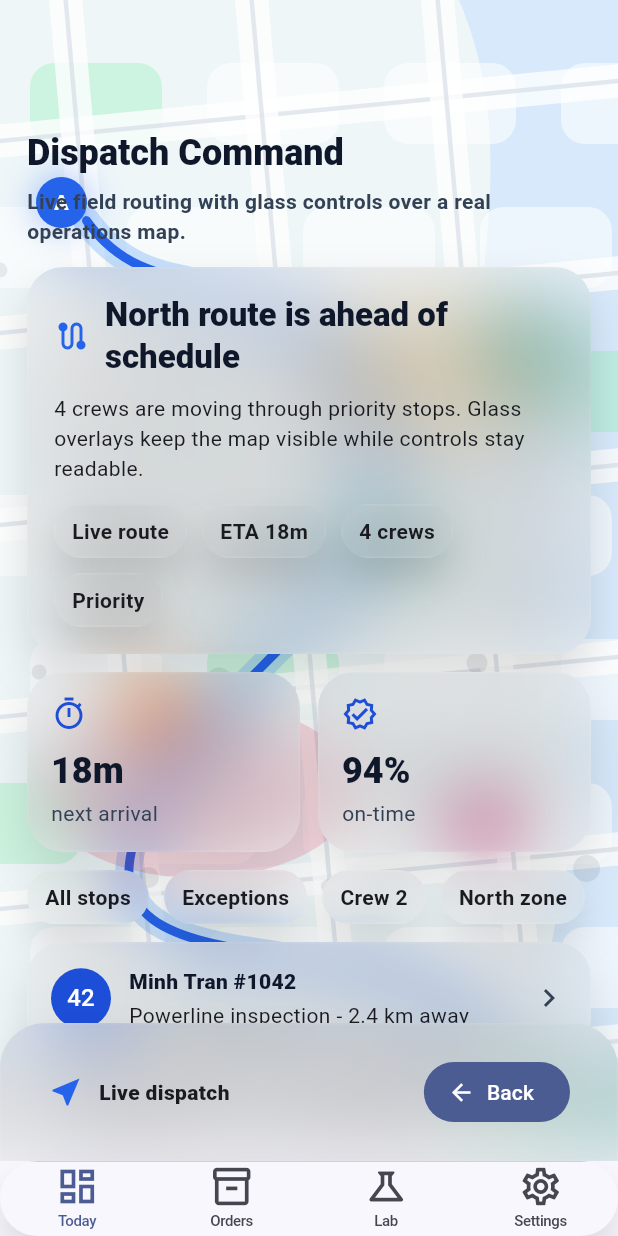
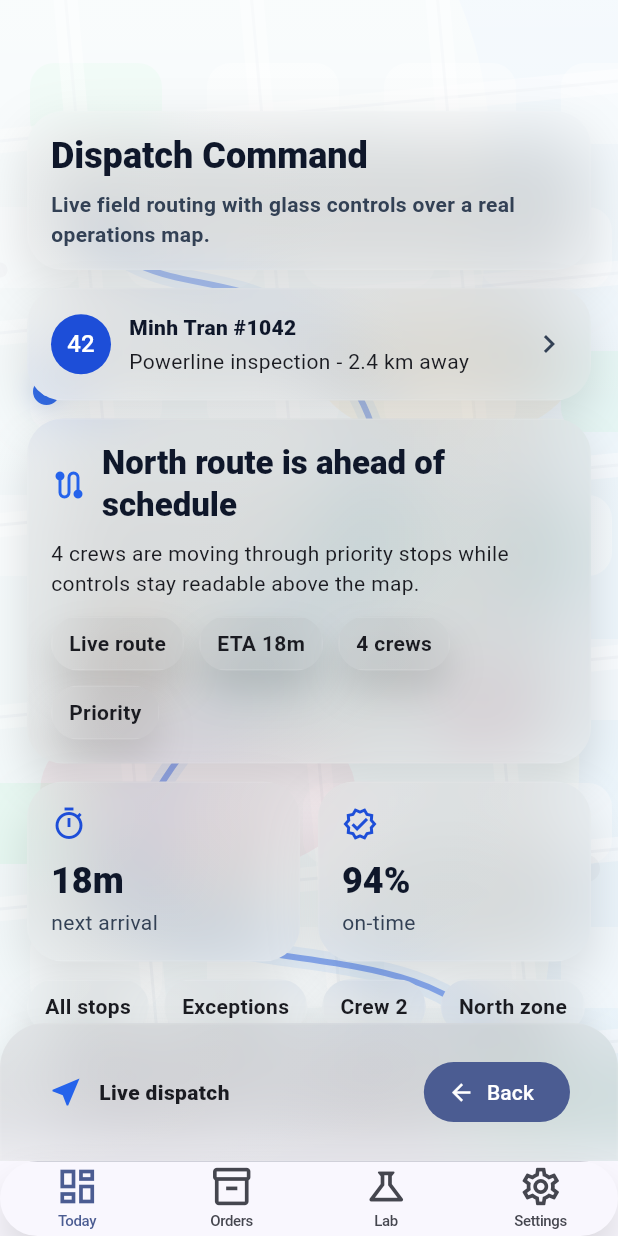
Before and after one commit to Nghi-NV/lm-flutter-router, a Flutter app: the LabGlassViewScreen widget shown alone on an empty page, opened directly, on a phone screen of 412 x 824 dp. Run offline on Flutter 3.47's test engine with Material 3 defaults, Android fonts, the phone set to English and light mode, and no system bars; missing offline and left inert: dart:js_interop.

Commit message:
🎨 style(example): improve dispatch glass readability

```diff
--- a/example/lib/src/navigation_lab.dart
+++ b/example/lib/src/navigation_lab.dart
@@ -608,17 +608,17 @@ final class LabGlassViewScreen extends StatelessWidget {
         const Positioned.fill(child: _DispatchMapScene()),
         Positioned.fill(
           child: ListView(
-            padding: EdgeInsets.fromLTRB(18, 86, 18, 166 + bottomInset),
+            padding: EdgeInsets.fromLTRB(18, 74, 18, 142 + bottomInset),
             children: [
               const _DispatchHero(),
-              const SizedBox(height: 14),
+              const SizedBox(height: 12),
+              const _DispatchRouteCard(),
+              const SizedBox(height: 12),
               const _DispatchStatusPanel(),
               const SizedBox(height: 12),
               const _DispatchMetricGrid(),
               const SizedBox(height: 12),
               const _DispatchFilterBar(),
-              const SizedBox(height: 12),
-              const _DispatchRouteCard(),
               const SizedBox(height: 12),
               _GlassModalButtons(),
             ],
@@ -691,38 +691,50 @@ final class _DispatchMapScene extends StatelessWidget {
       child: Stack(
         children: [
           Positioned.fill(child: CustomPaint(painter: _DispatchMapPainter())),
+          Positioned.fill(
+            child: DecoratedBox(
+              decoration: BoxDecoration(
+                gradient: LinearGradient(
+                  begin: Alignment.topCenter,
+                  end: Alignment.bottomCenter,
+                  colors: [
+                    Colors.white.withValues(alpha: 0.64),
+                    Colors.white.withValues(alpha: 0.38),
+                    Colors.white.withValues(alpha: 0.24),
+                  ],
+                  stops: const [0, 0.42, 1],
+                ),
+              ),
+            ),
+          ),
           Positioned(
-            left: 24,
-            top: 118,
+            left: 22,
+            top: 252,
             child: _MapMarker(
-              label: 'A',
               color: const Color(0xff2563eb),
               offset: const Offset(0, 0),
             ),
           ),
           Positioned(
-            right: 42,
-            top: 214,
+            right: 36,
+            top: 356,
             child: _MapMarker(
-              label: 'B',
               color: const Color(0xff059669),
               offset: const Offset(0, 0),
             ),
           ),
           Positioned(
-            left: 86,
-            bottom: 284,
+            left: 78,
+            bottom: 330,
             child: _MapMarker(
-              label: 'C',
               color: const Color(0xfff97316),
               offset: const Offset(0, 0),
             ),
           ),
           Positioned(
-            right: 72,
-            bottom: 206,
+            right: 78,
+            bottom: 288,
             child: _MapMarker(
-              label: 'D',
               color: const Color(0xffdb2777),
               offset: const Offset(0, 0),
             ),
@@ -738,7 +750,16 @@ final class _DispatchHero extends StatelessWidget {
 
   @override
   Widget build(BuildContext context) {
-    return Column(
+    return LmGlassSurface(
+      variant: LmGlassSurfaceVariant.popover,
+      theme: const LmGlassThemeData.liquid(
+        intensity: LmGlassIntensity.subtle,
+        tintOpacity: 0.28,
+        borderOpacity: 0.06,
+      ),
+      child: Padding(
+        padding: const EdgeInsets.fromLTRB(16, 14, 16, 14),
+        child: Column(
           crossAxisAlignment: CrossAxisAlignment.start,
           children: [
             Text(
@@ -753,10 +774,12 @@ final class _DispatchHero extends StatelessWidget {
               'Live field routing with glass controls over a real operations map.',
               style: Theme.of(context).textTheme.bodyMedium?.copyWith(
                 color: const Color(0xff334155),
-            fontWeight: FontWeight.w600,
-          ),
-        ),
-      ],
+                fontWeight: FontWeight.w700,
+              ),
+            ),
+          ],
+        ),
+      ),
     );
   }
 }
@@ -770,11 +793,11 @@ final class _DispatchStatusPanel extends StatelessWidget {
       variant: LmGlassSurfaceVariant.panel,
       theme: const LmGlassThemeData.liquid(
         intensity: LmGlassIntensity.prominent,
-        tintOpacity: 0.22,
+        tintOpacity: 0.34,
         borderOpacity: 0.08,
       ),
       child: Padding(
-        padding: const EdgeInsets.all(18),
+        padding: const EdgeInsets.all(16),
         child: Column(
           crossAxisAlignment: CrossAxisAlignment.start,
           children: [
@@ -793,12 +816,11 @@ final class _DispatchStatusPanel extends StatelessWidget {
                 ),
               ],
             ),
-            const SizedBox(height: 10),
+            const SizedBox(height: 8),
             const Text(
-              '4 crews are moving through priority stops. Glass overlays keep '
-              'the map visible while controls stay readable.',
-            ),
-            const SizedBox(height: 14),
+              '4 crews are moving through priority stops while controls stay readable above the map.',
+            ),
+            const SizedBox(height: 12),
             const Wrap(
               spacing: 10,
               runSpacing: 10,
@@ -860,7 +882,7 @@ final class _DispatchMetricCard extends StatelessWidget {
       variant: LmGlassSurfaceVariant.popover,
       theme: const LmGlassThemeData.liquid(
         intensity: LmGlassIntensity.regular,
-        tintOpacity: 0.18,
+        tintOpacity: 0.30,
         borderOpacity: 0.08,
       ),
       child: Padding(
@@ -913,7 +935,7 @@ final class _DispatchRouteCard extends StatelessWidget {
       variant: LmGlassSurfaceVariant.actionSheet,
       theme: const LmGlassThemeData.liquid(
         intensity: LmGlassIntensity.regular,
-        tintOpacity: 0.20,
+        tintOpacity: 0.32,
         borderOpacity: 0.08,
       ),
       child: Padding(
@@ -964,7 +986,7 @@ final class _DispatchBottomBar extends StatelessWidget {
       borderRadius: const BorderRadius.vertical(top: Radius.circular(30)),
       theme: const LmGlassThemeData.liquid(
         intensity: LmGlassIntensity.prominent,
-        tintOpacity: 0.20,
+        tintOpacity: 0.30,
         borderOpacity: 0.08,
       ),
       child: SafeArea(
@@ -1008,7 +1030,7 @@ final class _GlassChip extends StatelessWidget {
       variant: LmGlassSurfaceVariant.bar,
       theme: const LmGlassThemeData.liquid(
         intensity: LmGlassIntensity.subtle,
-        tintOpacity: 0.20,
+        tintOpacity: 0.26,
         borderOpacity: 0.10,
       ),
       child: Padding(
@@ -1020,13 +1042,8 @@ final class _GlassChip extends StatelessWidget {
 }
 
 final class _MapMarker extends StatelessWidget {
-  const _MapMarker({
-    required this.label,
-    required this.color,
-    required this.offset,
-  });
-
-  final String label;
+  const _MapMarker({required this.color, required this.offset});
+
   final Color color;
   final Offset offset;
 
@@ -1036,24 +1053,26 @@ final class _MapMarker extends StatelessWidget {
       offset: offset,
       child: DecoratedBox(
         decoration: BoxDecoration(
-          color: color,
+          color: color.withValues(alpha: 0.92),
           shape: BoxShape.circle,
           boxShadow: [
             BoxShadow(
-              color: color.withValues(alpha: 0.32),
-              blurRadius: 18,
-              spreadRadius: 3,
+              color: color.withValues(alpha: 0.16),
+              blurRadius: 12,
+              spreadRadius: 1,
             ),
           ],
         ),
         child: SizedBox.square(
-          dimension: 34,
+          dimension: 18,
           child: Center(
-            child: Text(
-              label,
-              style: const TextStyle(
-                color: Colors.white,
-                fontWeight: FontWeight.w900,
+            child: SizedBox.square(
+              dimension: 6,
+              child: DecoratedBox(
+                decoration: BoxDecoration(
+                  color: Colors.white.withValues(alpha: 0.86),
+                  shape: BoxShape.circle,
+                ),
               ),
             ),
           ),
@@ -1104,14 +1123,14 @@ final class _DispatchMapPainter extends CustomPainter {
       ..close();
     canvas.drawPath(
       river,
-      Paint()..color = const Color(0xffbfdbfe).withValues(alpha: 0.48),
+      Paint()..color = const Color(0xffbfdbfe).withValues(alpha: 0.24),
     );
   }
 
   void _paintBlocks(Canvas canvas, Size size) {
-    final blockPaint = Paint()..color = Colors.white.withValues(alpha: 0.58);
+    final blockPaint = Paint()..color = Colors.white.withValues(alpha: 0.36);
     final greenPaint = Paint()
-      ..color = const Color(0xff86efac).withValues(alpha: 0.32);
+      ..color = const Color(0xff86efac).withValues(alpha: 0.16);
     const blockWidth = 88.0;
     const blockHeight = 54.0;
     for (var row = 0; row < size.height / 96; row += 1) {
@@ -1129,13 +1148,13 @@ final class _DispatchMapPainter extends CustomPainter {
 
   void _paintRoads(Canvas canvas, Size size) {
     final major = Paint()
-      ..color = Colors.white.withValues(alpha: 0.76)
-      ..strokeWidth = 22
+      ..color = Colors.white.withValues(alpha: 0.42)
+      ..strokeWidth = 16
       ..style = PaintingStyle.stroke
       ..strokeCap = StrokeCap.round;
     final minor = Paint()
-      ..color = const Color(0xffcbd5e1).withValues(alpha: 0.52)
-      ..strokeWidth = 3
+      ..color = const Color(0xffcbd5e1).withValues(alpha: 0.25)
+      ..strokeWidth = 2
       ..style = PaintingStyle.stroke;
 
     for (var y = 96.0; y < size.height; y += 128) {
@@ -1179,16 +1198,16 @@ final class _DispatchMapPainter extends CustomPainter {
     canvas.drawPath(
       route,
       Paint()
-        ..color = const Color(0xff60a5fa).withValues(alpha: 0.32)
-        ..strokeWidth = 18
+        ..color = const Color(0xff60a5fa).withValues(alpha: 0.16)
+        ..strokeWidth = 14
         ..style = PaintingStyle.stroke
         ..strokeCap = StrokeCap.round,
     );
     canvas.drawPath(
       route,
       Paint()
-        ..color = const Color(0xff2563eb)
-        ..strokeWidth = 6
+        ..color = const Color(0xff2563eb).withValues(alpha: 0.70)
+        ..strokeWidth = 4
         ..style = PaintingStyle.stroke
         ..strokeCap = StrokeCap.round,
     );
@@ -1201,7 +1220,7 @@ final class _DispatchMapPainter extends CustomPainter {
         width: 170,
         height: 92,
       ),
-      Paint()..color = const Color(0xfff59e0b).withValues(alpha: 0.20),
+      Paint()..color = const Color(0xfff59e0b).withValues(alpha: 0.10),
     );
     canvas.drawOval(
       Rect.fromCenter(
@@ -1209,10 +1228,10 @@ final class _DispatchMapPainter extends CustomPainter {
         width: 210,
         height: 118,
       ),
-      Paint()..color = const Color(0xffe11d48).withValues(alpha: 0.16),
+      Paint()..color = const Color(0xffe11d48).withValues(alpha: 0.08),
     );
     final dotPaint = Paint()
-      ..color = const Color(0xff0f172a).withValues(alpha: 0.08);
+      ..color = const Color(0xff0f172a).withValues(alpha: 0.04);
     for (var index = 0; index < 12; index += 1) {
       final center = Offset(
         (index * 73 % size.width).toDouble(),
```
Also changed, not shown: 1 other file. Lines whose indentation alone changed are shown as unchanged.
